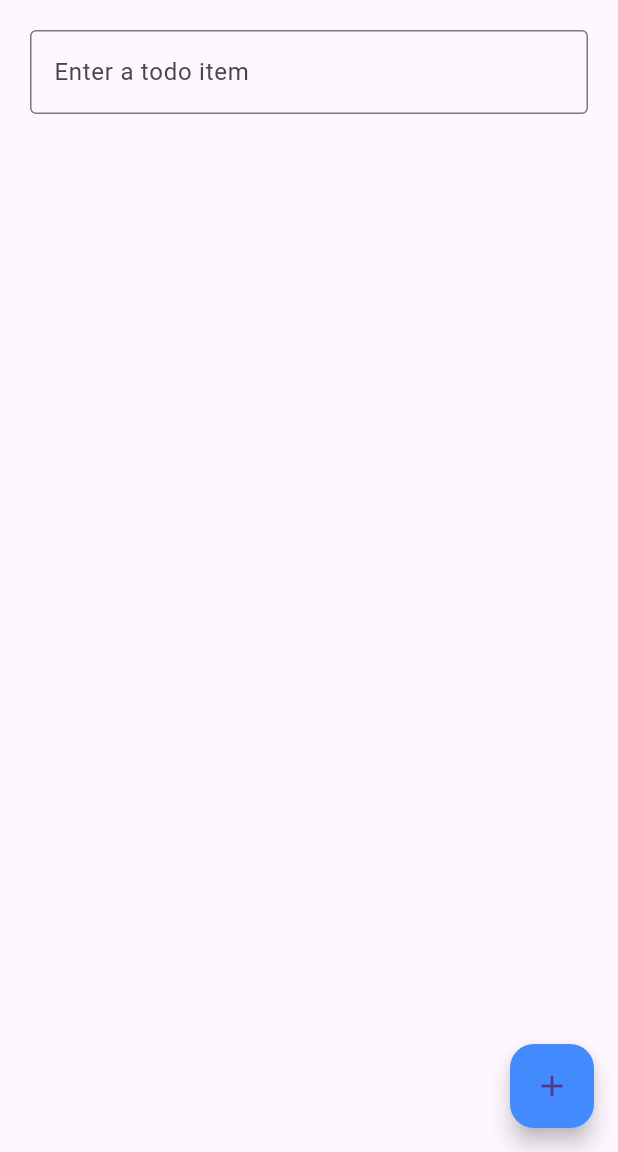
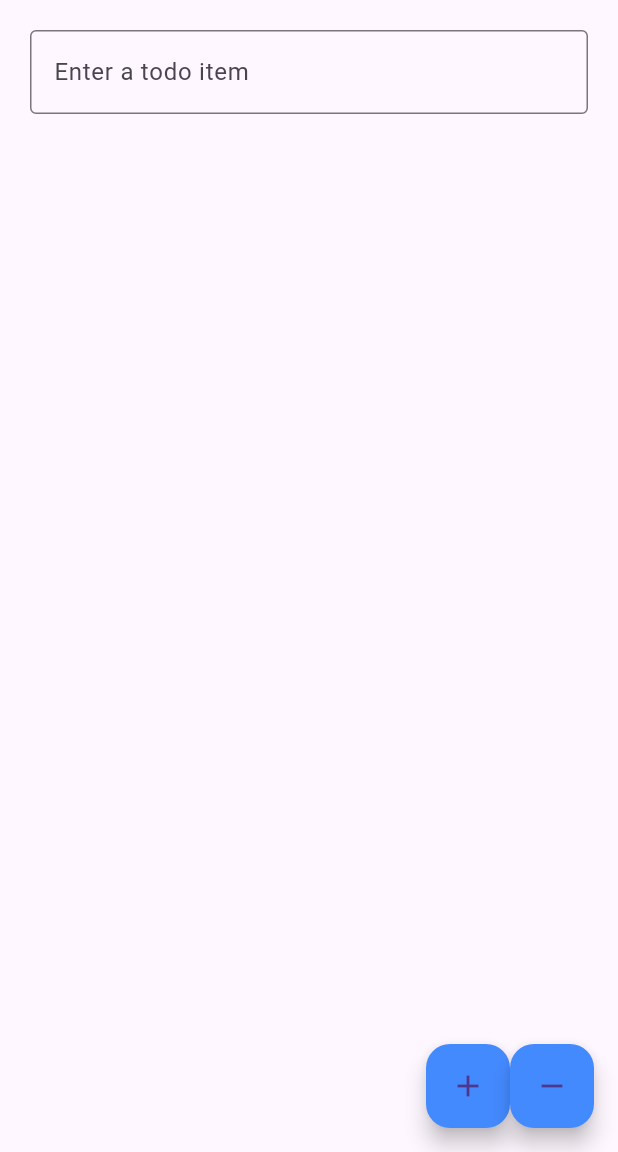
Before and after one commit to Leobritt/To_do_List_, a Flutter app: the screen it shows after launch, on a phone screen of 412 x 824 dp, the part 84-1236 px from its top. Run offline on Flutter 3.47's test engine with Material 2 defaults, Android fonts, the light colour scheme and no system bars.

Commit message:
remove item and clear list

```diff
--- /dev/null
+++ b/flutter_application_to_do_list/lib/components/todo_list.dart
@@ -0,0 +1,32 @@
+import 'package:flutter/material.dart';
+
+class ListTodo extends StatefulWidget {
+  const ListTodo({super.key, required this.todoList});
+
+  final List<String> todoList;
+
+  @override
+  State<ListTodo> createState() => _ListTodoState();
+}
+
+class _ListTodoState extends State<ListTodo> {
+  @override
+  Widget build(BuildContext context) {
+    return ListView.separated(
+      separatorBuilder: (context, index) => const Divider(),
+      itemBuilder: (context, index) {
+        return ListTile(
+          title: Text(
+            widget.todoList[index],
+          ),
+          onLongPress: () {
+            setState(() {
+              widget.todoList.removeAt(index);
+            });
+          },
+        );
+      },
+      itemCount: widget.todoList.length,
+    );
+  }
+}
--- a/flutter_application_to_do_list/lib/screens/home.dart
+++ b/flutter_application_to_do_list/lib/screens/home.dart
@@ -1,5 +1,6 @@
 import 'package:flutter/material.dart';
 import 'package:flutter_application_to_do_list/components/todo_form_field.dart';
+import 'package:flutter_application_to_do_list/components/todo_list.dart';
 
 import '../components/button.dart';
 
@@ -30,18 +31,40 @@ class _MyHomePageState extends State<MyHomePage> {
       body: Container(
         padding: const EdgeInsets.all(20),
         child: Column(
-          children: [FormToDo(controller: _controllerTextFormField)],
+          children: [
+            FormToDo(controller: _controllerTextFormField),
+            Flexible(
+              child: ListTodo(todoList: todoList),
+            ),
+          ],
         ),
       ),
-      floatingActionButton: Button(
+      floatingActionButton: Row(
+        crossAxisAlignment: CrossAxisAlignment.end,
+        mainAxisAlignment: MainAxisAlignment.end,
+        children: [
+          Button(
             icon: Icons.add,
             onPressed: () {
               if (_controllerTextFormField.text.isNotEmpty) {
+                setState(() {
                   todoList.add(_controllerTextFormField.text);
+                });
                 _controllerTextFormField.clear();
               }
             },
           ),
+          Button(
+            icon: Icons.remove,
+            onPressed: () {
+              setState(() {
+                todoList = [];
+              });
+              _controllerTextFormField.clear();
+            },
+          ),
+        ],
+      ),
     );
   }
 }
```
Lines whose indentation alone changed are shown as unchanged.
